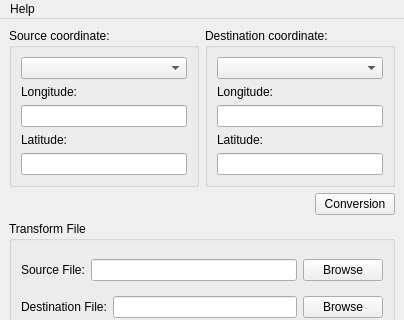
Qt form App/mainwindow.ui (KangLin/TransformCoordinate) before a commit; both pictures show x 0 to 404 and y 0 to 320 of the 404 by 568 pixel window.
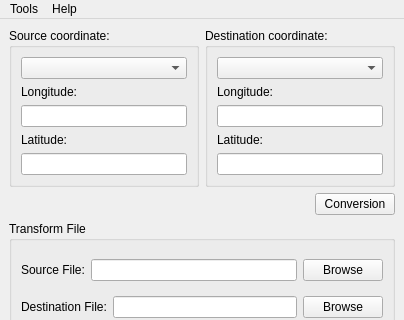
The same form after that commit. Icons and pictures are not drawn.

What changed in the file:
```diff
--- a/App/mainwindow.ui
+++ b/App/mainwindow.ui
@@ -279,7 +279,7 @@
      <x>0</x>
      <y>0</y>
      <width>404</width>
-     <height>28</height>
+     <height>20</height>
     </rect>
    </property>
    <widget class="QMenu" name="menuHelp">
@@ -298,6 +298,13 @@
     <addaction name="actionAbout_A"/>
     <addaction name="actionUpdate_U"/>
    </widget>
+   <widget class="QMenu" name="menuTools">
+    <property name="title">
+     <string>Tools</string>
+    </property>
+    <addaction name="actionStyle"/>
+   </widget>
+   <addaction name="menuTools"/>
    <addaction name="menuHelp"/>
   </widget>
   <widget class="QStatusBar" name="statusbar">
```
Left out of the diff: 9 changed lines with no effect on the pictures.
